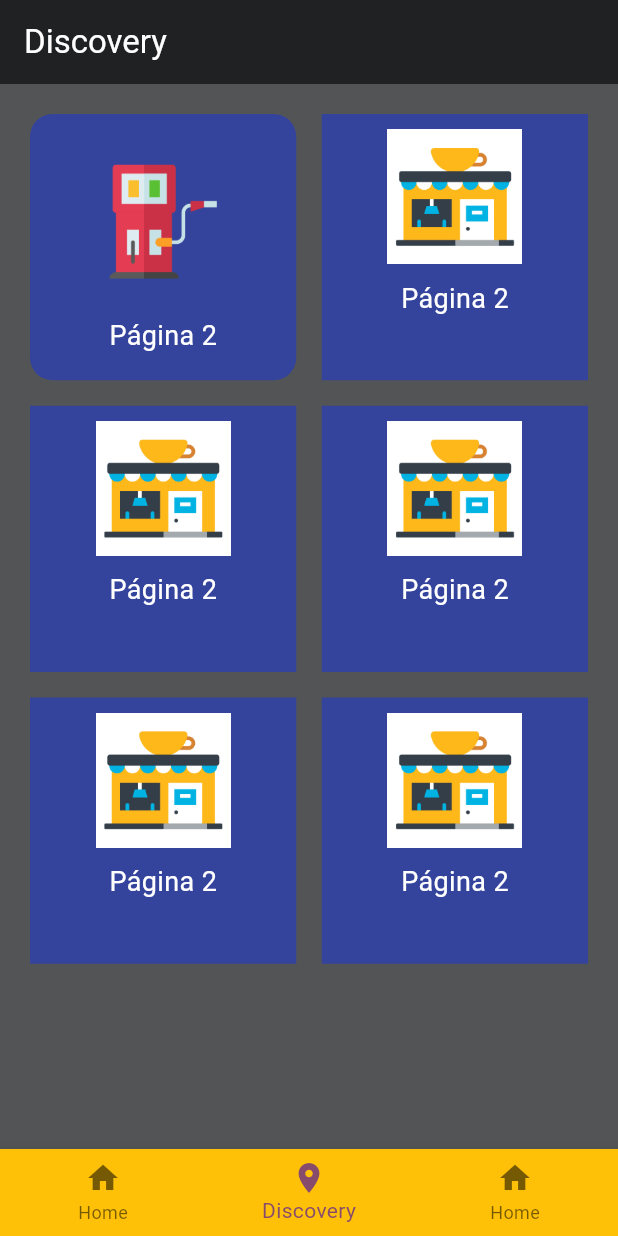
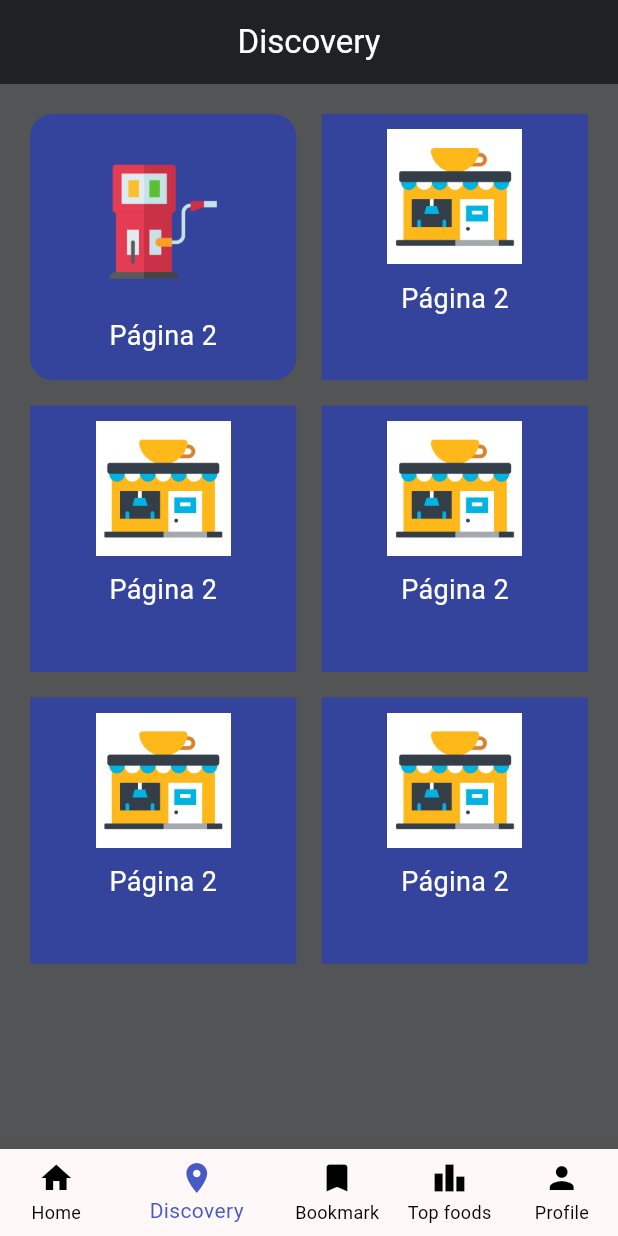
Before and after one commit to carlosandret/Av1_Desenvolvimento_Mobile, a Flutter app: the screen it shows after launch, on a phone screen of 412 x 824 dp. Run offline on Flutter 3.47's test engine with Material 3 defaults, Android fonts, the phone set to English and light mode, and no system bars.

Commit message:
navigation mudança

```diff
--- a/avaliacao_app/lib/home/home_page.dart
+++ b/avaliacao_app/lib/home/home_page.dart
@@ -21,6 +21,7 @@ class _MyHomePageState extends State<MyHomePage> {
     return Scaffold(
       // Barra do app = (header)
       appBar: AppBar(
+        centerTitle: true,
         title: Text('Discovery', style: TextStyle(color: Colors.white)),
         backgroundColor: AppColors.backgroundColorAppBar,
       ),
--- a/avaliacao_app/lib/main.dart
+++ b/avaliacao_app/lib/main.dart
@@ -26,6 +26,7 @@
           seedColor: const Color.fromARGB(255, 219, 18, 159),
         ),
       ),
+      themeMode: ThemeMode.light,
       home: const Navigation(),
     );
   }
--- a/avaliacao_app/lib/navigation/navigation.dart
+++ b/avaliacao_app/lib/navigation/navigation.dart
@@ -14,26 +14,38 @@ class _NavigationState extends State<Navigation> {
   Widget build(BuildContext context) {
     return Scaffold(
       bottomNavigationBar: BottomNavigationBar(
-        backgroundColor: Colors.amber,
+
+        fixedColor: Color.fromARGB(255, 71, 90, 197),
+        showUnselectedLabels: true,
+        unselectedItemColor: Colors.black,
         onTap: (value) => setState(() {
           _itemSelecionado = value;
         }),
         currentIndex: _itemSelecionado,
         items: [
           BottomNavigationBarItem(
-            backgroundColor: Colors.red,
             icon: Icon(Icons.home),
-            label: 'Home'
+            label: 'Home',
           ),
 
           BottomNavigationBarItem(
             icon: Icon(Icons.location_on),
-            label: 'Discovery'
+            label: 'Discovery',
           ),
 
           BottomNavigationBarItem(
-            icon: Icon(Icons.home),
-            label: 'Home'
+            icon: Icon(Icons.bookmark),
+            label: 'Bookmark',
+          ),
+
+          BottomNavigationBarItem(
+            icon: Icon(Icons.leaderboard),
+            label: 'Top foods',
+          ),
+
+          BottomNavigationBarItem(
+            icon: Icon(Icons.person),
+            label: 'Profile',
           ),
         ],
       ),
@@ -41,8 +53,9 @@ class _NavigationState extends State<Navigation> {
       body: [
         Center(child: Text('Home')),
         MyHomePage(),
+        Center(child: Text('Bookmark')),
         Center(child: Text('Top food')),
-
+        Center(child: Text('Profile')),
       ][_itemSelecionado],
     );
   }
```
Also changed, not shown: 1 other file.
